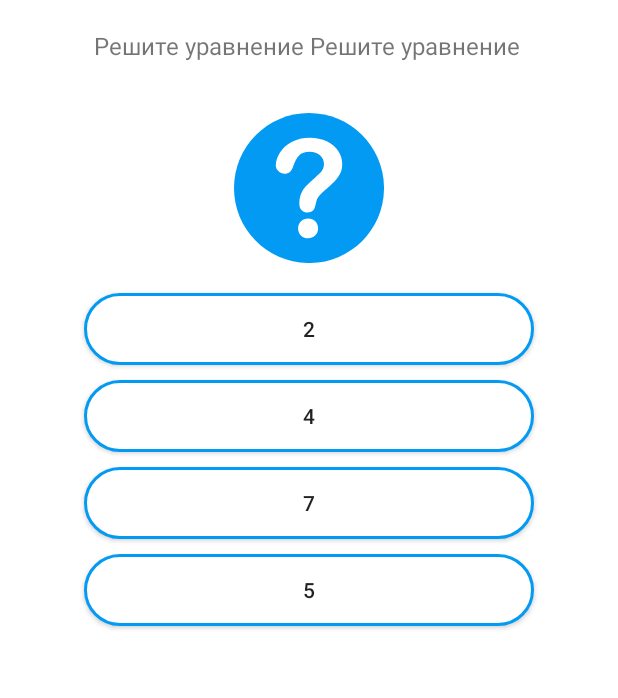
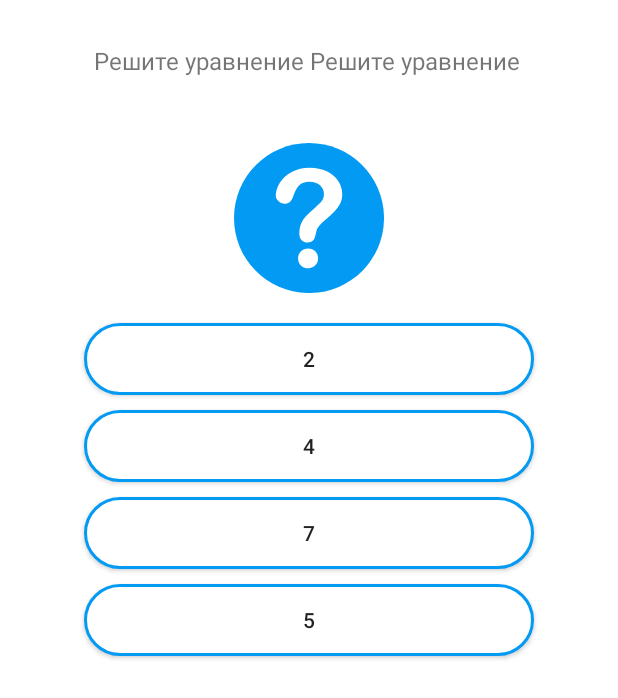
Before and after one commit to steperchuk/SmartLocker, an Android app: the LockScreenActivity screen opened directly, with no data from a screen before it, on a phone screen of 412 x 824 dp. Shown: the top 698 px of the screen. Run offline under Robolectric (Android 15) with nearby library versions, the phone set to English and light mode, and no system bars; 16 statements that could not run were skipped.

Commit message:
Fix layout

```diff
--- a/app/src/main/res/layout/activity_lock_screen.xml
+++ b/app/src/main/res/layout/activity_lock_screen.xml
@@ -11,7 +11,7 @@
     <TextView
         android:id="@+id/question"
         android:layout_width="wrap_content"
-        android:layout_height="50dp"
+        android:layout_height="70dp"
         android:layout_centerHorizontal="true"
         android:gravity="center"
         android:layout_marginBottom="10dp"
```
